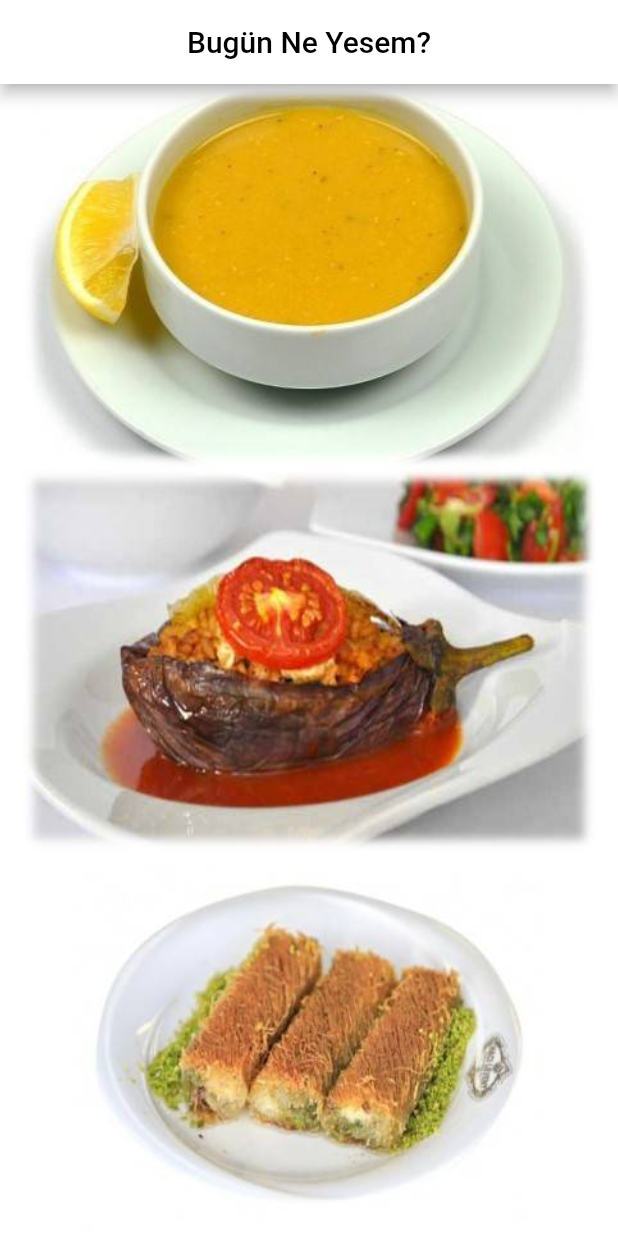
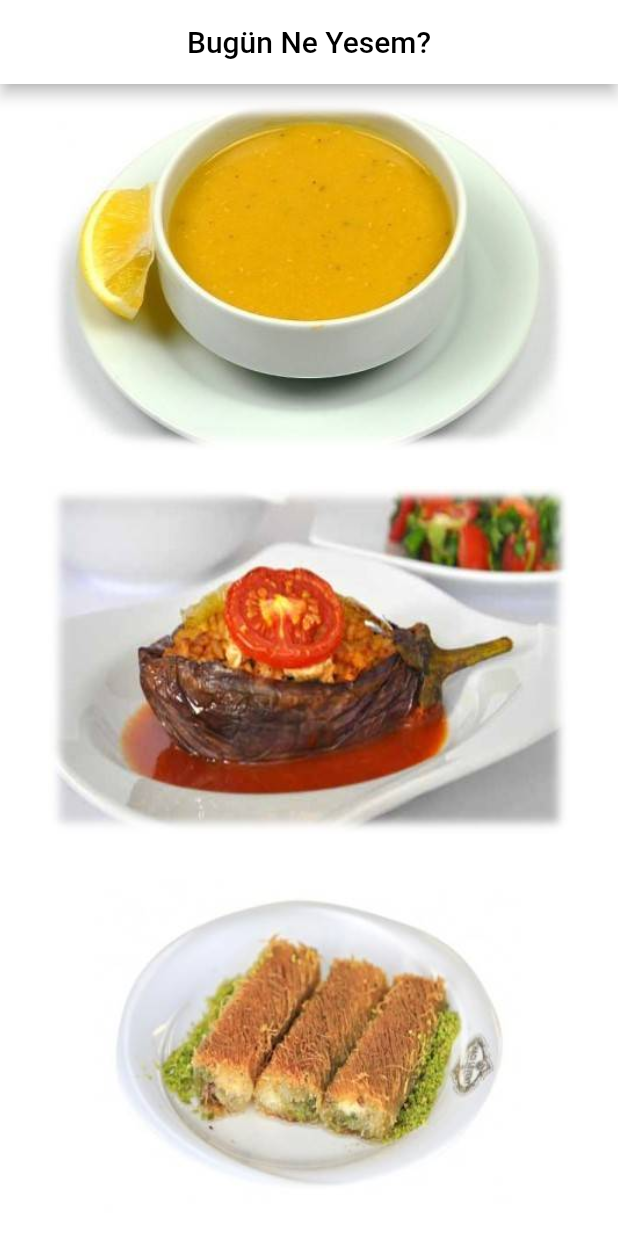
Before and after one commit to IzzetMustafaoglu/bugun_ne_yesem, a Flutter app: the screen it shows after launch, on a phone screen of 412 x 824 dp. Run offline on Flutter 3.47's test engine with Material 2 defaults, Android fonts, the phone set to English and light mode, and no system bars.

Commit message:
Expanded'de padding

```diff
--- a/lib/main.dart
+++ b/lib/main.dart
@@ -29,9 +29,18 @@ class YemekSayfasi extends StatelessWidget {
     return Center(
       child: Column(
         children: <Widget>[
-          Expanded(child: Image.asset("assets/corba_1.jpg")),
-          Expanded(child: Image.asset("assets/yemek_1.jpg")),
-          Expanded(child: Image.asset("assets/tatli_1.jpg"))
+          Expanded(child: Padding(
+            padding: const EdgeInsets.all(12.0),
+            child: Image.asset("assets/corba_1.jpg"),
+          )),  // Expanded: Ekrana sığması için kullanılır
+          Expanded(child: Padding(
+            padding: const EdgeInsets.all(12.0),
+            child: Image.asset("assets/yemek_1.jpg"),
+          )),  // flex: Ekran hangsini kaç pay alacağını ayarlar
+          Expanded(child: Padding(
+            padding: const EdgeInsets.all(12.0),
+            child: Image.asset("assets/tatli_1.jpg"),
+          )),  // Expanded(flex: 2,child: Image.asset("assets/yemek_1.jpg")),
         ],
       ),
     );
```
